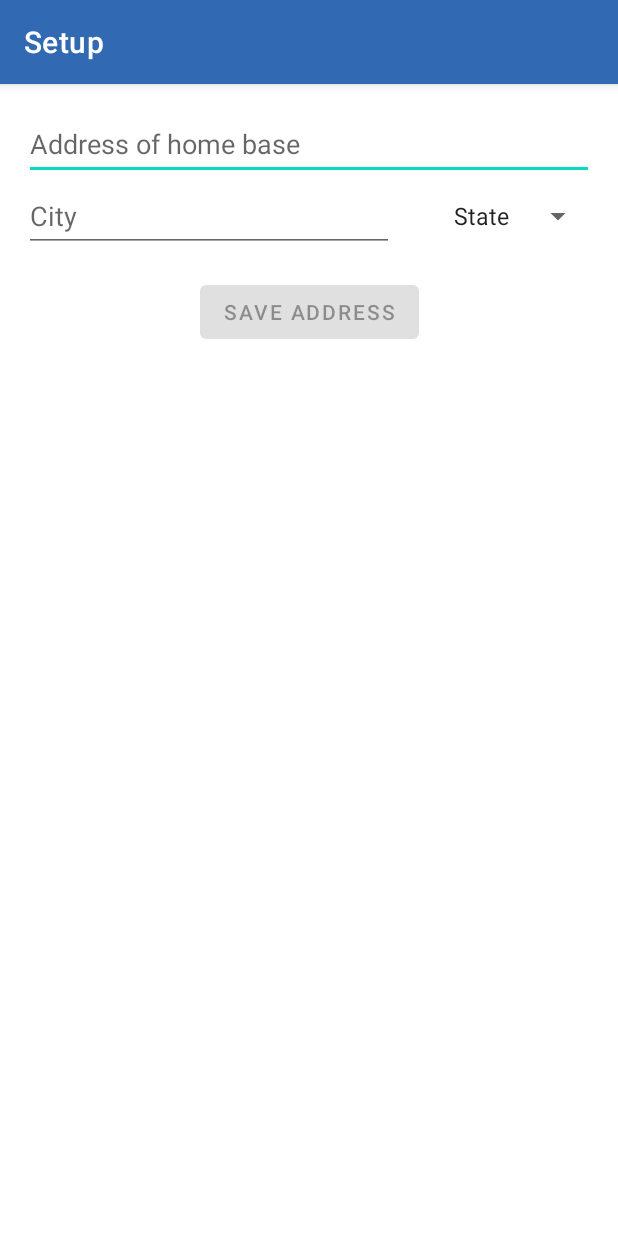
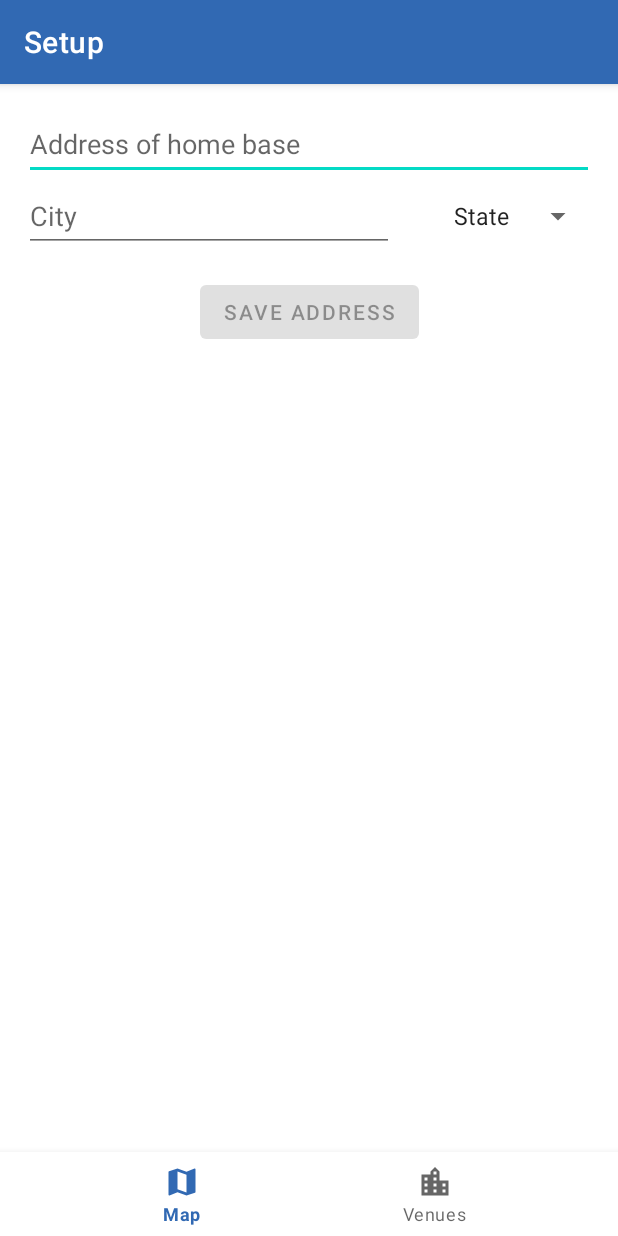
Before and after one commit to rschoen/radius, an Android app: the screen it shows after launch (MainActivity), on a phone screen of 412 x 824 dp. Run offline under Robolectric (Android 15) with nearby library versions, the phone set to English and light mode, and no system bars; our stand-ins replace Room's generated code, Timber, navigation-ui.

Commit message:
Re-added bottom navigation, and intent out to Yelp

```diff
--- a/app/src/main/java/com/ryanschoen/radius/MainActivity.kt
+++ b/app/src/main/java/com/ryanschoen/radius/MainActivity.kt
@@ -5,6 +5,8 @@ import androidx.appcompat.app.AppCompatActivity
 import androidx.navigation.findNavController
 import androidx.navigation.ui.AppBarConfiguration
 import androidx.navigation.ui.setupActionBarWithNavController
+import androidx.navigation.ui.setupWithNavController
+import com.google.android.material.bottomnavigation.BottomNavigationView
 import com.ryanschoen.radius.databinding.ActivityMainBinding
 import timber.log.Timber
 import timber.log.Timber.Forest.plant
@@ -32,6 +34,8 @@ class MainActivity : AppCompatActivity() {
             )
         )
 
+        val navView: BottomNavigationView = binding.navView
+        navView.setupWithNavController(navController)
         setupActionBarWithNavController(navController, appBarConfiguration)
     }
 
--- a/app/src/main/java/com/ryanschoen/radius/Util.kt
+++ b/app/src/main/java/com/ryanschoen/radius/Util.kt
@@ -2,9 +2,13 @@ package com.ryanschoen.radius
 
 import android.app.Activity
 import android.content.Context
+import android.content.Intent
+import android.net.Uri
 import android.view.View
 import android.view.inputmethod.InputMethodManager
+import androidx.core.content.ContextCompat.startActivity
 import androidx.fragment.app.Fragment
+
 
 fun Fragment.hideKeyboard() {
     view?.let { activity?.hideKeyboard(it) }
@@ -35,3 +39,8 @@ fun yelpRatingToImageRes(rating: Double): Int {
     }
 
 }
+
+fun yelpIntent(context: Context, url: String) {
+    val intent = Intent(Intent.ACTION_VIEW, Uri.parse(url))
+    startActivity(context, intent, null)
+}
--- a/app/src/main/java/com/ryanschoen/radius/ui/map/MapFragment.kt
+++ b/app/src/main/java/com/ryanschoen/radius/ui/map/MapFragment.kt
@@ -19,6 +19,7 @@ import com.ryanschoen.radius.R
 import com.ryanschoen.radius.databinding.FragmentMapBinding
 import com.ryanschoen.radius.databinding.VenueInfoWindowBinding
 import com.ryanschoen.radius.domain.Venue
+import com.ryanschoen.radius.yelpIntent
 import timber.log.Timber
 
 
@@ -208,7 +209,8 @@ class MapFragment : Fragment(), OnMapReadyCallback {
     }
 
     fun onInfoWindowClick(p0: Marker) {
-        this.findNavController().navigate(MapFragmentDirections.actionNavigationMapToNavigationVenues((p0.tag as Venue).id))
+        yelpIntent(requireContext(), (p0.tag as Venue).url)
+        //this.findNavController().navigate(MapFragmentDirections.actionNavigationMapToNavigationVenues((p0.tag as Venue).id))
     }
 
 /*
--- a/app/src/main/res/layout/activity_main.xml
+++ b/app/src/main/res/layout/activity_main.xml
@@ -5,6 +5,17 @@
     android:layout_width="match_parent"
     android:layout_height="match_parent">
 
+    <com.google.android.material.bottomnavigation.BottomNavigationView
+        android:id="@+id/nav_view"
+        android:layout_width="0dp"
+        android:layout_height="wrap_content"
+        android:layout_marginStart="0dp"
+        android:layout_marginEnd="0dp"
+        android:background="?android:attr/windowBackground"
+        app:layout_constraintBottom_toBottomOf="parent"
+        app:layout_constraintLeft_toLeftOf="parent"
+        app:layout_constraintRight_toRightOf="parent"
+        app:menu="@menu/bottom_nav_menu" />
 
     <fragment
         android:id="@+id/nav_host_fragment_activity_main"
--- /dev/null
+++ b/app/src/main/res/menu/bottom_nav_menu.xml
@@ -0,0 +1,14 @@
+<?xml version="1.0" encoding="utf-8"?>
+<menu xmlns:android="http://schemas.android.com/apk/res/android">
+
+    <item
+        android:id="@+id/navigation_map"
+        android:icon="@drawable/baseline_map_24"
+        android:title="@string/title_map" />
+
+    <item
+        android:id="@+id/navigation_venues"
+        android:icon="@drawable/baseline_location_city_24"
+        android:title="@string/title_venues" />
+
+</menu>
--- a/app/src/main/res/navigation/mobile_navigation.xml
+++ b/app/src/main/res/navigation/mobile_navigation.xml
@@ -15,7 +15,10 @@
             app:destination="@id/navigation_setup" />
         <action
             android:id="@+id/action_navigation_map_to_navigation_venues"
-            app:destination="@id/navigation_venues" />
+            app:destination="@id/navigation_venues"
+            app:launchSingleTop="true"
+            app:popUpTo="@+id/mobile_navigation"
+            app:popUpToInclusive="true" />
     </fragment>
 
     <fragment
@@ -28,7 +31,8 @@
             app:destination="@id/navigation_setup" />
         <argument
             android:name="venueId"
-            app:argType="string" />
+            app:argType="string"
+            android:defaultValue=""/>
     </fragment>
 
     <fragment
```
